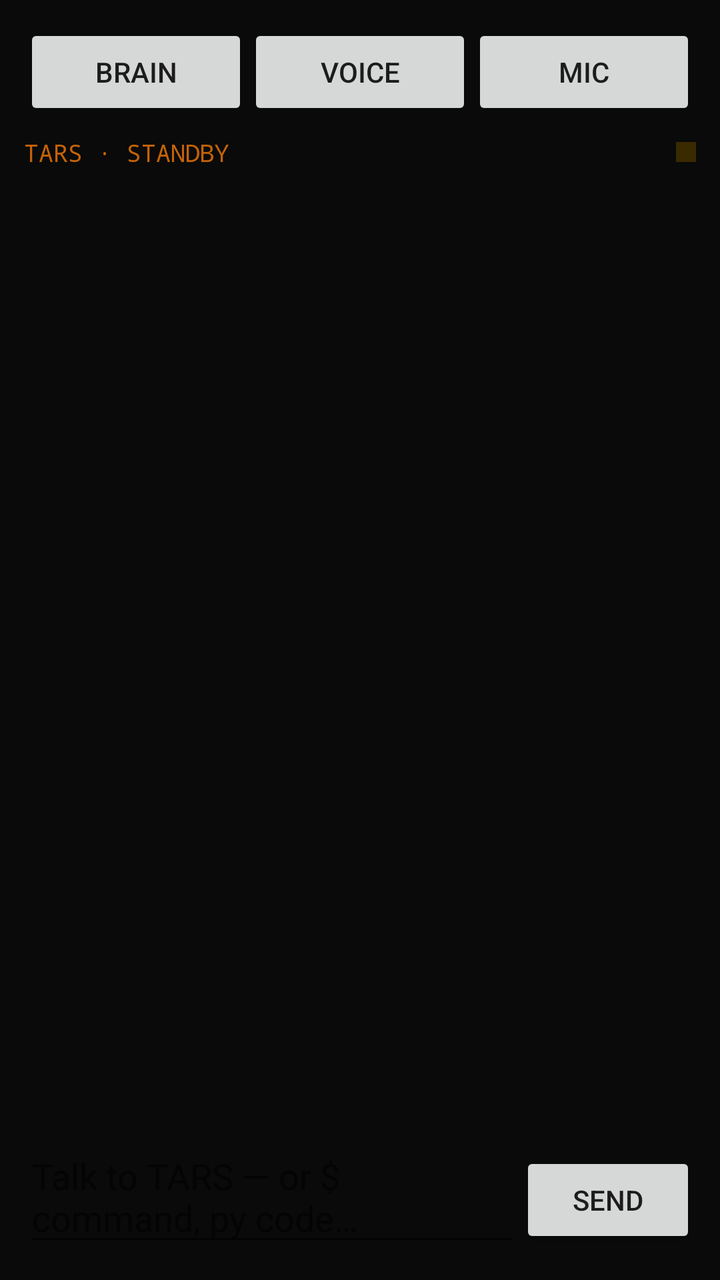
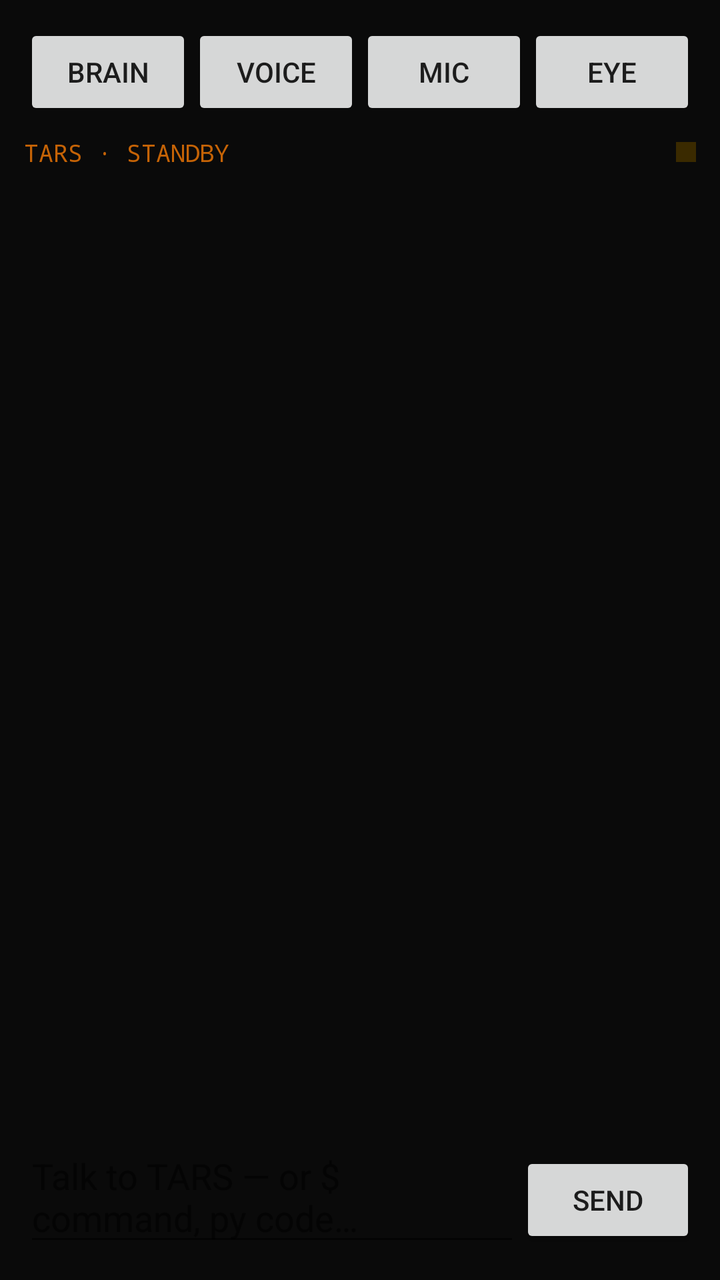

An Android layout rendered at two revisions. The XML below is the earlier revision; the diff shows what the commit changed to produce the second picture.
<!-- AndroidManifest.xml: application theme Theme.AppCompat.DayNight -->
<!-- res/layout/activity_main.xml -->
<?xml version="1.0" encoding="utf-8"?>
<LinearLayout xmlns:android="http://schemas.android.com/apk/res/android"
    android:layout_width="match_parent"
    android:layout_height="match_parent"
    android:orientation="vertical"
    android:background="#FF0A0A0A"
    android:padding="12dp">

    <LinearLayout
        android:layout_width="match_parent"
        android:layout_height="wrap_content"
        android:orientation="horizontal"
        android:paddingBottom="6dp">

        <Button
            android:id="@+id/brain"
            android:layout_width="0dp"
            android:layout_height="wrap_content"
            android:layout_weight="1"
            android:minWidth="0dp"
            android:text="@string/brain" />

        <Button
            android:id="@+id/voice"
            android:layout_width="0dp"
            android:layout_height="wrap_content"
            android:layout_weight="1"
            android:minWidth="0dp"
            android:text="@string/voice" />

        <Button
            android:id="@+id/mic"
            android:layout_width="0dp"
            android:layout_height="wrap_content"
            android:layout_weight="1"
            android:minWidth="0dp"
            android:text="@string/mic" />
    </LinearLayout>

    <LinearLayout
        android:layout_width="match_parent"
        android:layout_height="wrap_content"
        android:orientation="horizontal"
        android:gravity="center_vertical"
        android:paddingTop="2dp"
        android:paddingBottom="6dp">

        <TextView
            android:id="@+id/status"
            android:layout_width="0dp"
            android:layout_height="wrap_content"
            android:layout_weight="1"
            android:fontFamily="monospace"
            android:textSize="12sp"
            android:textColor="#FFC56306"
            android:text="TARS · STANDBY" />

        <View
            android:id="@+id/cue"
            android:layout_width="10dp"
            android:layout_height="10dp"
            android:layout_marginStart="8dp"
            android:background="#FF3A2A00" />
    </LinearLayout>

    <ScrollView
        android:id="@+id/scroll"
        android:layout_width="match_parent"
        android:layout_height="0dp"
        android:layout_weight="1">

        <TextView
            android:id="@+id/log"
            android:layout_width="match_parent"
            android:layout_height="wrap_content"
            android:textSize="16sp"
            android:fontFamily="monospace"
            android:textColor="#FFFFB000"
            android:textIsSelectable="true" />
    </ScrollView>

    <LinearLayout
        android:id="@+id/vu"
        android:layout_width="match_parent"
        android:layout_height="22dp"
        android:orientation="horizontal"
        android:gravity="bottom"
        android:paddingTop="4dp" />

    <LinearLayout
        android:layout_width="match_parent"
        android:layout_height="wrap_content"
        android:orientation="horizontal"
        android:paddingTop="8dp">

        <EditText
            android:id="@+id/input"
            android:layout_width="0dp"
            android:layout_height="wrap_content"
            android:layout_weight="1"
            android:hint="@string/input_hint"
            android:inputType="textShortMessage|textMultiLine"
            android:maxLines="4" />

        <Button
            android:id="@+id/send"
            android:layout_width="wrap_content"
            android:layout_height="wrap_content"
            android:text="@string/send" />
    </LinearLayout>
</LinearLayout>
<!-- resources referenced by this layout -->
<resources>
  <string name="brain">Brain</string>
  <string name="input_hint">Talk to TARS — or \$ command, py code…</string>
  <string name="mic">Mic</string>
  <string name="send">Send</string>
  <string name="voice">Voice</string>
</resources>

<!-- the commit's change to res/layout/activity_main.xml (unified diff, before → after) -->
@@ -35,6 +35,14 @@
             android:layout_weight="1"
             android:minWidth="0dp"
             android:text="@string/mic" />
+
+        <Button
+            android:id="@+id/eye"
+            android:layout_width="0dp"
+            android:layout_height="wrap_content"
+            android:layout_weight="1"
+            android:minWidth="0dp"
+            android:text="@string/eye" />
     </LinearLayout>
 
     <LinearLayout
<!-- resource entries referenced after the edit -->
@@ -1,6 +1,7 @@
 <!-- resources referenced by this layout -->
 <resources>
   <string name="brain">Brain</string>
+  <string name="eye">Eye</string>
   <string name="input_hint">Talk to TARS — or \$ command, py code…</string>
   <string name="mic">Mic</string>
   <string name="send">Send</string>
